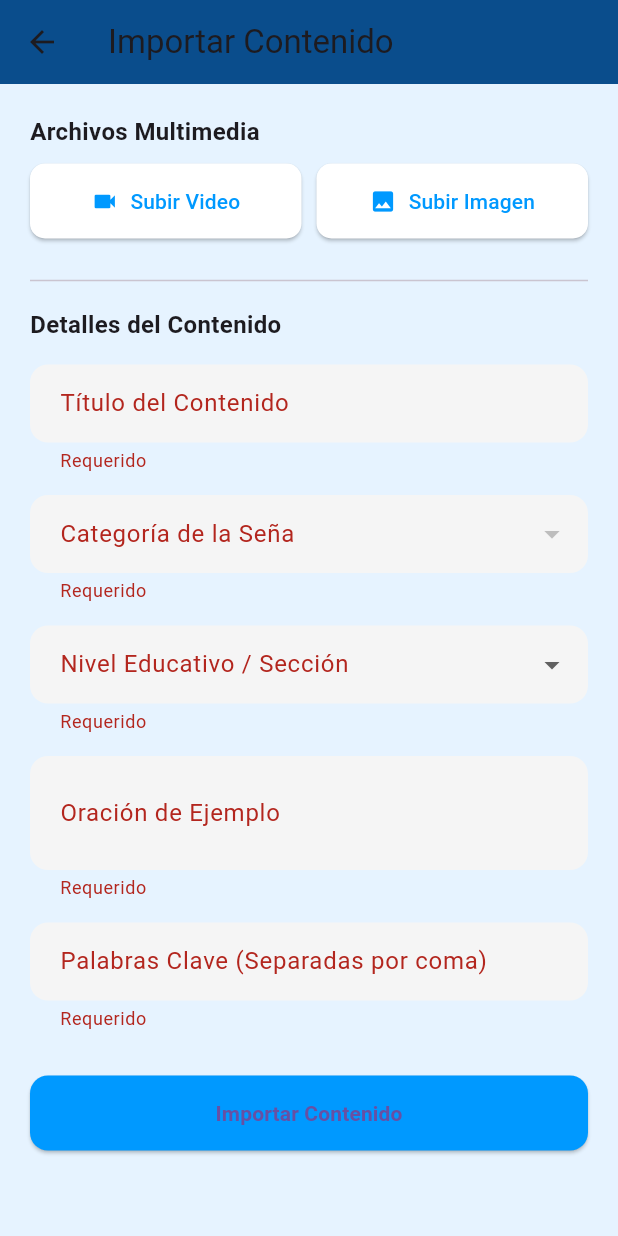
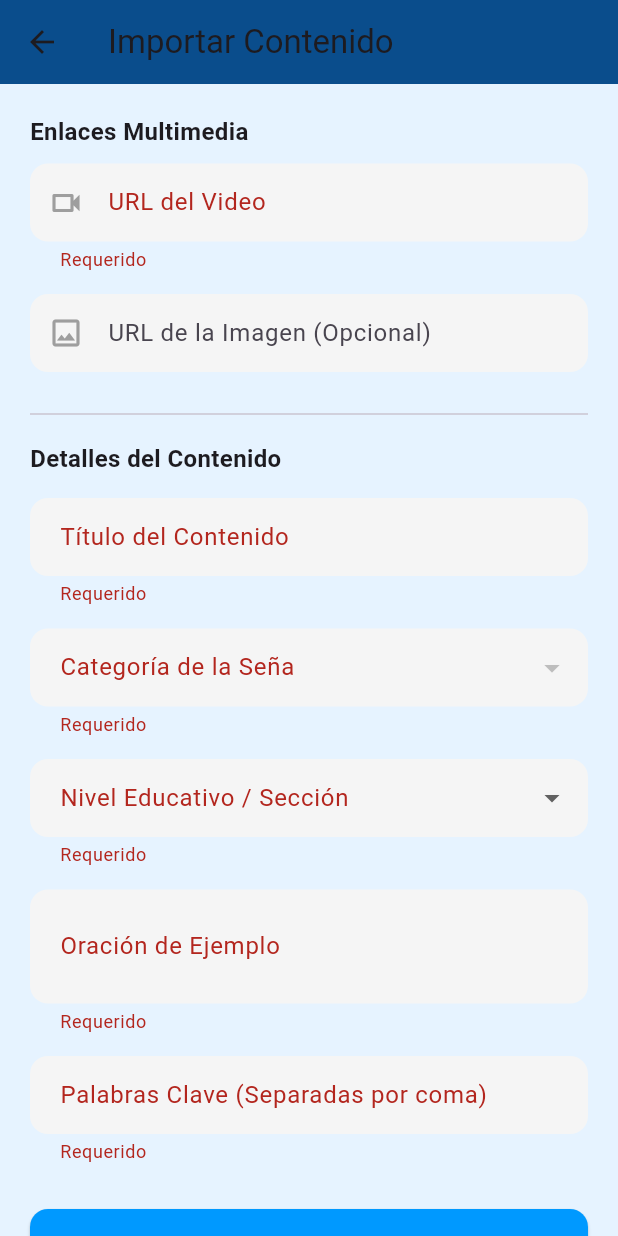
Before and after one commit to MatSosa1/MinGO_mobile_app, a Flutter app: the ImportContentPage screen opened by its route, after a tap on "Importar Contenido", on a phone screen of 412 x 824 dp. Run offline on Flutter 3.47's test engine with Material 3 defaults, Android fonts, the phone set to English and light mode, and no system bars; accounts and stored records are empty; network calls fail.

```diff
--- a/lib/src/data/repositories/user_repository_impl.dart
+++ b/lib/src/data/repositories/user_repository_impl.dart
@@ -15,7 +15,6 @@ class UserRepositoryImpl extends UserRepository {
       final userModel = await datasource.getUserByEmail(email, password);
       return userModel;
     } catch (e) {
-      print('Error en loginUser: $e');
       return null;
     }
   }
@@ -30,7 +29,6 @@ class UserRepositoryImpl extends UserRepository {
       final createdUser = await datasource.createUser(user);
       return createdUser;
     } catch (e) {
-      print('Error en registerUser: $e');
       rethrow;
     }
   }
@@ -51,7 +49,6 @@ class UserRepositoryImpl extends UserRepository {
 
       return model;
     } catch (e) {
-      print('Error: $e');
       return null;
     }
   }
--- a/lib/src/presentation/pages/dynamic_content_page.dart
+++ b/lib/src/presentation/pages/dynamic_content_page.dart
@@ -47,7 +47,7 @@ class DynamicContentPage extends StatelessWidget {
                           height: 180,
                           width: double.infinity,
                           fit: BoxFit.cover,
-                          errorBuilder: (_, __, ___) => Container(
+                          errorBuilder: (_, _, _) => Container(
                             height: 180,
                             color: Colors.grey[300],
                             child: const Icon(Icons.broken_image, size: 50)
--- a/lib/src/presentation/pages/import_content_page.dart
+++ b/lib/src/presentation/pages/import_content_page.dart
@@ -17,14 +17,12 @@ class ImportContentPage extends StatefulWidget {
 class _ImportContentPageState extends State<ImportContentPage> {
   final _formKey = GlobalKey<FormState>();
 
-  // Repositorios
   late final SignRepositoryImpl _signRepository;
   late final TagRepositoryImpl _tagRepository;
 
   bool _isLoading = false;
   List<Tag> _tags = [];
 
-  // Datos del formulario
   String? _title;
   String? _description;
   String? _videoUrl;
@@ -42,7 +40,6 @@ class _ImportContentPageState extends State<ImportContentPage> {
   }
 
   Future<void> _loadTags() async {
-    // Simulación de carga de tags/categorías
     setState(() => _isLoading = true);
     try {
       final tags = await _tagRepository.getAllTags();
@@ -55,18 +52,23 @@ class _ImportContentPageState extends State<ImportContentPage> {
     }
   }
 
-  void _submit() async {
-    if (_formKey.currentState!.validate()) {
+Future<void> _submit() async {
+    if (!(_formKey.currentState?.validate() ?? false)) return;
     _formKey.currentState!.save();
+
     setState(() => _isLoading = true);
 
-      // Conversión de palabras clave
-      List<String> synonyms = _keywords?.split(',').map((e) => e.trim()).toList() ?? [];
+    List<String> synonyms = _keywords
+            ?.split(',')
+            .map((e) => e.trim())
+            .where((e) => e.isNotEmpty)
+            .toList() ?? [];
 
+    // Crear modelo
     final newSign = SignModel(
       signTitle: _title!,
       description: _description!,
-        signVideoUrl: _videoUrl ?? "http://video.placeholder", // Valor por defecto si es simulación
+      signVideoUrl: _videoUrl!,
       signImageUrl: _imageUrl,
       signSection: _section!,
       tagId: _selectedTagId!,
@@ -75,12 +77,28 @@ class _ImportContentPageState extends State<ImportContentPage> {
 
     try {
       await _signRepository.createSign(newSign);
+
       if (!mounted) return;
-        ScaffoldMessenger.of(context).showSnackBar(const SnackBar(content: Text("Contenido importado exitosamente")));
+      ScaffoldMessenger.of(context).showSnackBar(
+        const SnackBar(
+          content: Text("Contenido guardado correctamente"),
+          backgroundColor: Colors.green,
+        ),
+      );
+
+      // Navigator.pop(context);
+
+    } catch (e) {
+      if (!mounted) return;
+      ScaffoldMessenger.of(context).showSnackBar(
+        SnackBar(
+          content: Text("Ocurrió un error: $e"),
+          backgroundColor: Colors.red,
+        ),
+      );
+    } finally {
+      if (mounted) {
         setState(() => _isLoading = false);
-      } catch (e) {
-        setState(() => _isLoading = false);
-        ScaffoldMessenger.of(context).showSnackBar(SnackBar(content: Text("Error: $e")));
       }
     }
   }
@@ -100,24 +118,24 @@ class _ImportContentPageState extends State<ImportContentPage> {
           child: Column(
             crossAxisAlignment: CrossAxisAlignment.start,
             children: [
-              const Text("Archivos Multimedia", style: TextStyle(fontWeight: FontWeight.bold, fontSize: 16)),
+              const Text("Enlaces Multimedia", style: TextStyle(fontWeight: FontWeight.bold, fontSize: 16)),
               const SizedBox(height: 10),
+              _buildField(
+                "URL del Video",
+                "Ej. https://video-url.com/video.mp4",
+                (v) => _videoUrl = v,
+                icon: Icons.videocam_outlined
+              ),
+              const SizedBox(height: 15),
 
-              // Botones de Carga (UI-08)
-              Row(
-                children: [
-                  Expanded(
-                    child: _uploadButton(Icons.videocam, "Subir Video", () {
-                      // Lógica de carga de video
-                      _videoUrl = "video_cargado.mp4";
-                    }),
+              _buildField(
+                "URL de la Imagen (Opcional)",
+                "Ej. https://image-url.com/imagen.png",
+                (v) => _imageUrl = v,
+                icon: Icons.image_outlined,
+                required: false
               ),
-                  const SizedBox(width: 10),
-                  Expanded(
-                    child: _uploadButton(Icons.image, "Subir Imagen", () {}),
-                  ),
-                ],
-              ),
+
               const SizedBox(height: 20),
               const Divider(),
               const SizedBox(height: 10),
@@ -125,11 +143,9 @@ class _ImportContentPageState extends State<ImportContentPage> {
               const Text("Detalles del Contenido", style: TextStyle(fontWeight: FontWeight.bold, fontSize: 16)),
               const SizedBox(height: 15),
 
-              // Título
               _buildField("Título del Contenido", "Ej. Saludo", (v) => _title = v),
               const SizedBox(height: 15),
 
-              // Categoría (Tag)
               DropdownButtonFormField<int>(
                 decoration: _inputDecor("Categoría de la Seña"),
                 items: _tags.map((t) => DropdownMenuItem(value: t.id, child: Text(t.tagName))).toList(),
@@ -138,7 +154,6 @@ class _ImportContentPageState extends State<ImportContentPage> {
               ),
               const SizedBox(height: 15),
 
-              // Sección/Nivel
               DropdownButtonFormField<SignSection>(
                 decoration: _inputDecor("Nivel Educativo / Sección"),
                 items: SignSection.values.map((s) => DropdownMenuItem(value: s, child: Text(s.name))).toList(),
@@ -147,7 +162,6 @@ class _ImportContentPageState extends State<ImportContentPage> {
               ),
               const SizedBox(height: 15),
 
-              // Frase Asociada (Condicional según RF004)
               _buildField(
                 _section == SignSection.FrasesComunes ? "Frase Exacta" : "Oración de Ejemplo",
                 "Ingresa el texto asociado...",
@@ -156,10 +170,10 @@ class _ImportContentPageState extends State<ImportContentPage> {
               ),
               const SizedBox(height: 15),
 
-              // Palabras Clave
               _buildField("Palabras Clave (Separadas por coma)", "Ej. Casa, Hogar", (v) => _keywords = v),
 
               const SizedBox(height: 30),
+
               SizedBox(
                 width: double.infinity,
                 height: 50,
@@ -171,7 +185,7 @@ class _ImportContentPageState extends State<ImportContentPage> {
                   ),
                   child: _isLoading
                     ? const CircularProgressIndicator(color: Colors.white)
-                    : const Text("Importar Contenido", style: TextStyle(fontWeight: FontWeight.bold)),
+                    : const Text("Importar Contenido", style: TextStyle(fontWeight: FontWeight.bold, fontSize: 16)),
                 ),
               ),
             ],
@@ -181,33 +195,28 @@ class _ImportContentPageState extends State<ImportContentPage> {
     );
   }
 
-  Widget _uploadButton(IconData icon, String label, VoidCallback onTap) {
-    return ElevatedButton.icon(
-      onPressed: onTap,
-      icon: Icon(icon, color: const Color(0xFF0099FF)),
-      label: Text(label, style: const TextStyle(color: Color(0xFF0099FF))),
-      style: ElevatedButton.styleFrom(
-        backgroundColor: Colors.white,
-        elevation: 1,
-        padding: const EdgeInsets.symmetric(vertical: 15),
-        shape: RoundedRectangleBorder(borderRadius: BorderRadius.circular(10)),
-      ),
+  Widget _buildField(
+    String label,
+    String hint,
+    Function(String?) onSaved,
+    {int maxLines = 1, IconData? icon, bool required = true}
+  ) {
+    return TextFormField(
+      decoration: _inputDecor(label, hint: hint, icon: icon),
+      maxLines: maxLines,
+      onSaved: onSaved,
+      validator: (v) {
+        if (!required) return null;
+        return (v?.isEmpty ?? true) ? "Requerido" : null;
+      },
     );
   }
 
-  Widget _buildField(String label, String hint, Function(String?) onSaved, {int maxLines = 1}) {
-    return TextFormField(
-      decoration: _inputDecor(label, hint: hint),
-      maxLines: maxLines,
-      onSaved: onSaved,
-      validator: (v) => (v?.isEmpty ?? true) ? "Requerido" : null,
-    );
-  }
-
-  InputDecoration _inputDecor(String label, {String? hint}) {
+  InputDecoration _inputDecor(String label, {String? hint, IconData? icon}) {
     return InputDecoration(
       labelText: label,
       hintText: hint,
+      prefixIcon: icon != null ? Icon(icon, color: Colors.grey) : null,
       filled: true,
       fillColor: const Color(0xFFF5F5F5),
       border: OutlineInputBorder(borderRadius: BorderRadius.circular(12), borderSide: BorderSide.none),
```
Also changed, not shown: lib/main.dart (+3 -12 lines), lib/src/presentation/pages/categorized_phrases_page.dart (+2 -10 lines), lib/src/presentation/pages/knowledge_form_page.dart (+87 -54 lines), lib/src/presentation/pages/login_page.dart (+0 -7 lines), lib/src/presentation/pages/register_page.dart (+5 -14 lines), 1 other file. Lines whose indentation alone changed are shown as unchanged.
